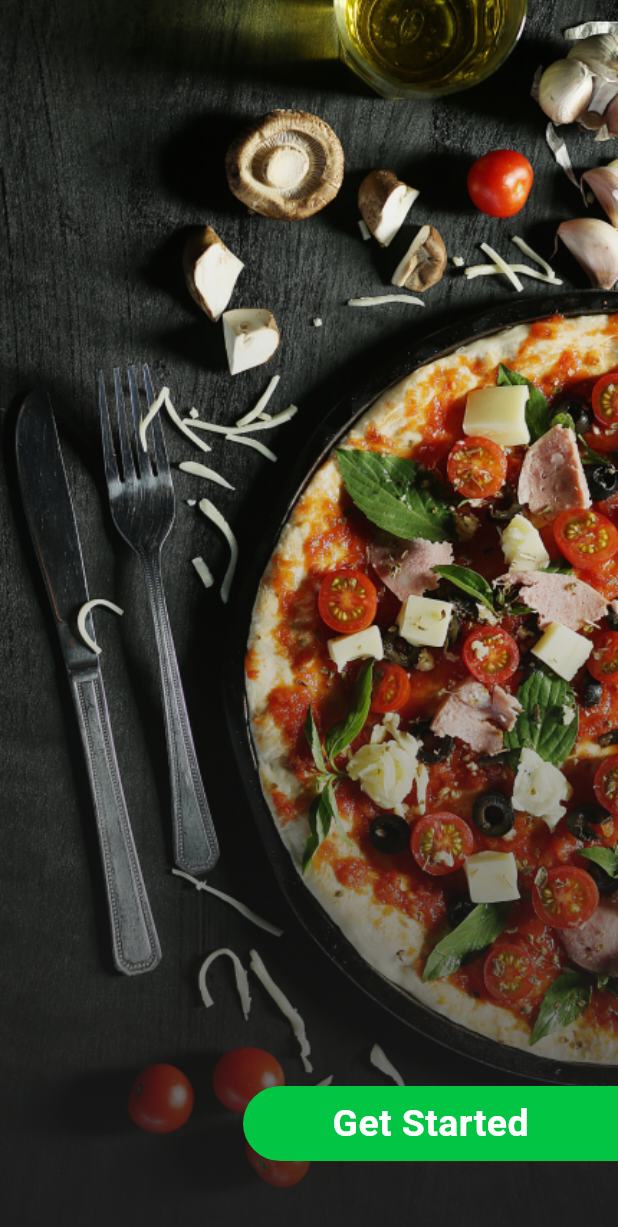
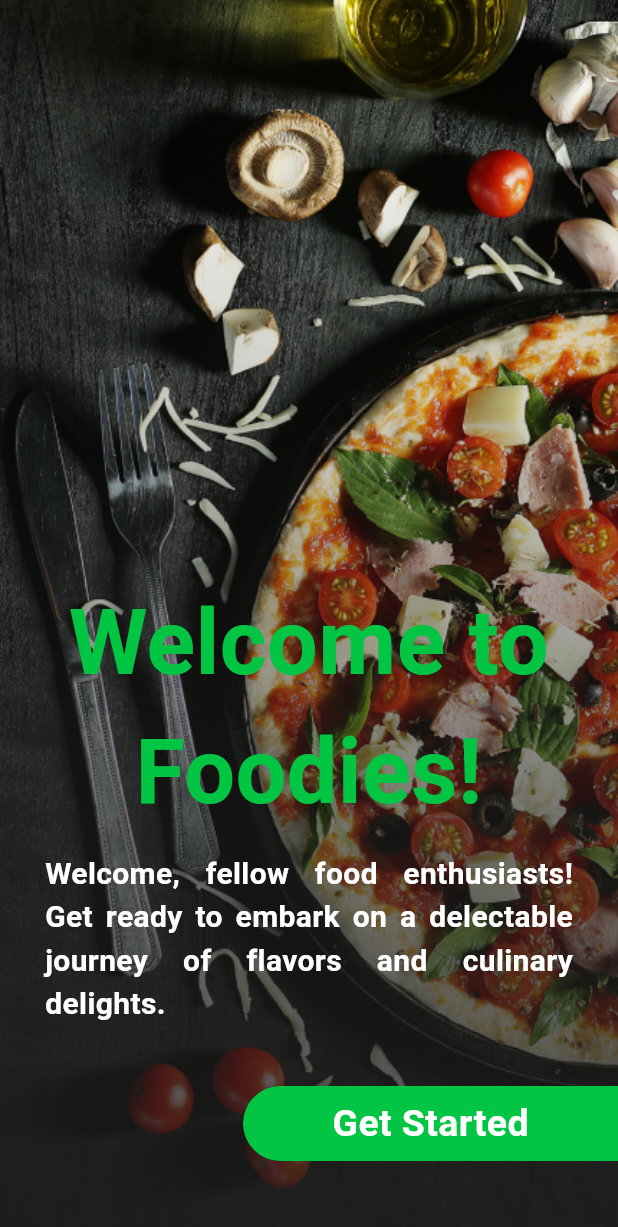
Before and after one commit to amal-tech-dev/foodies, a Flutter app: the screen it shows after launch, on a phone screen of 412 x 824 dp. Shown: the top 1227 px of the screen. Run offline on Flutter 3.47's test engine with Material 3 defaults, Android fonts, the phone set to English and light mode, and no system bars.

Commit message:
added overview_screen_1

```diff
--- a/lib/utils/dimen_constant.dart
+++ b/lib/utils/dimen_constant.dart
@@ -1,6 +1,10 @@
 import 'package:flutter/material.dart';
 
 class DimenConstant {
+  static const double edgePadding = 10;
+  static const double largeText = 60;
+  static const double titleText = 25;
+  static const double subtitleText = 20;
   static const Widget separator = SizedBox(
     height: 10,
     width: 10,
--- a/lib/utils/string_constant.dart
+++ b/lib/utils/string_constant.dart
@@ -1,3 +1,7 @@
 class StringConstant {
   static const String appName = 'Foodies';
+  static const String welcomeTitle = 'Welcome to Foodies!';
+  static const String welcomeSubtitle =
+      'Welcome, fellow food enthusiasts! Get ready to embark on a delectable journey of flavors and culinary delights.';
+  static const String getStarted = 'Get Started';
 }
--- a/lib/view/overview_screen/overview_screen_1.dart
+++ b/lib/view/overview_screen/overview_screen_1.dart
@@ -1,6 +1,9 @@
 import 'package:flutter/material.dart';
 import 'package:foodies/utils/color_constant.dart';
+import 'package:foodies/utils/dimen_constant.dart';
 import 'package:foodies/utils/image_constant.dart';
+import 'package:foodies/utils/string_constant.dart';
+import 'package:foodies/view/overview_screen/overview_screen_2.dart';
 
 class OverviewScreen1 extends StatelessWidget {
   OverviewScreen1({super.key});
@@ -28,7 +31,9 @@ class OverviewScreen1 extends StatelessWidget {
                 ColorConstant.backgroundColor.withOpacity(0.0),
                 ColorConstant.backgroundColor.withOpacity(0.1),
                 ColorConstant.backgroundColor.withOpacity(0.2),
-                ColorConstant.backgroundColor.withOpacity(0.5),
+                ColorConstant.backgroundColor.withOpacity(0.4),
+                ColorConstant.backgroundColor.withOpacity(0.6),
+                ColorConstant.backgroundColor.withOpacity(0.7),
                 ColorConstant.backgroundColor.withOpacity(0.8),
               ],
             ),
@@ -36,10 +41,44 @@ class OverviewScreen1 extends StatelessWidget {
           child: Column(
             mainAxisAlignment: MainAxisAlignment.end,
             children: [
+              Padding(
+                padding: EdgeInsets.all(30),
+                child: Column(
+                  children: [
+                    Text(
+                      StringConstant.welcomeTitle,
+                      style: TextStyle(
+                        color: ColorConstant.primaryColor,
+                        fontSize: DimenConstant.largeText,
+                        fontWeight: FontWeight.bold,
+                      ),
+                      textAlign: TextAlign.center,
+                    ),
+                    DimenConstant.separator,
+                    Text(
+                      StringConstant.welcomeSubtitle,
+                      style: TextStyle(
+                        color: ColorConstant.secondaryColor,
+                        fontSize: DimenConstant.subtitleText,
+                        fontWeight: FontWeight.bold,
+                      ),
+                      textAlign: TextAlign.justify,
+                    ),
+                  ],
+                ),
+              ),
+              DimenConstant.separator,
               Row(
                 mainAxisAlignment: MainAxisAlignment.end,
                 children: [
-                  Container(
+                  InkWell(
+                    onTap: () => Navigator.pushReplacement(
+                      context,
+                      MaterialPageRoute(
+                        builder: (context) => OverviewScreen2(),
+                      ),
+                    ),
+                    child: Container(
                       height: 50,
                       width: 250,
                       decoration: BoxDecoration(
@@ -51,11 +90,12 @@ class OverviewScreen1 extends StatelessWidget {
                       ),
                       child: Center(
                         child: Text(
-                        'Get Started',
+                          StringConstant.getStarted,
                           style: TextStyle(
                             color: ColorConstant.secondaryColor,
-                          fontSize: 25,
+                            fontSize: DimenConstant.titleText,
                             fontWeight: FontWeight.bold,
+                          ),
                         ),
                       ),
                     ),
```
Also changed, not shown: pubspec.lock. Lines whose indentation alone changed are shown as unchanged.
